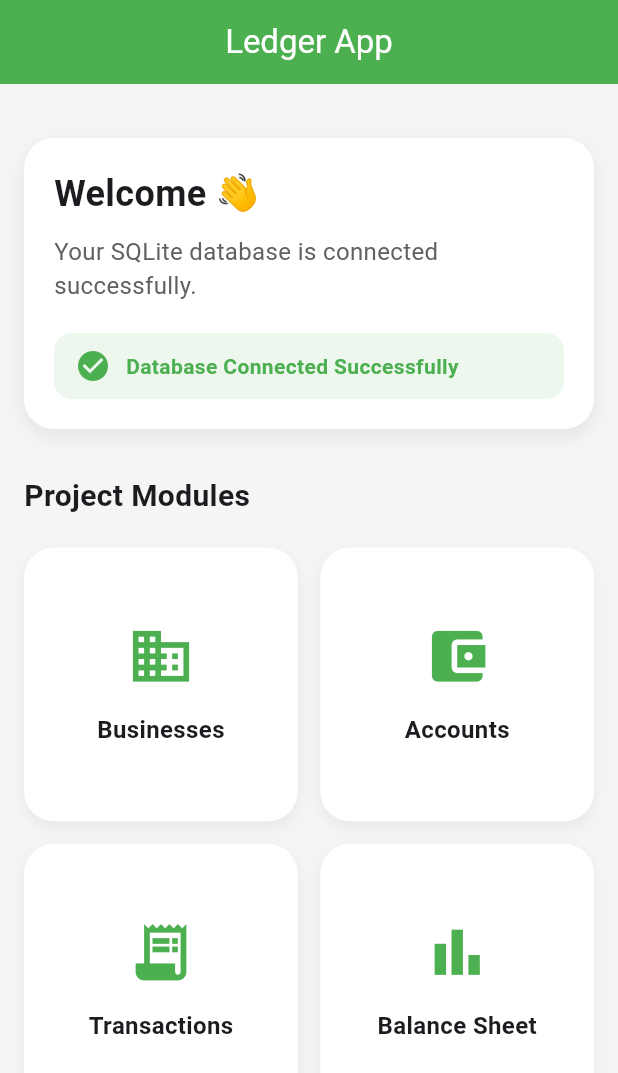
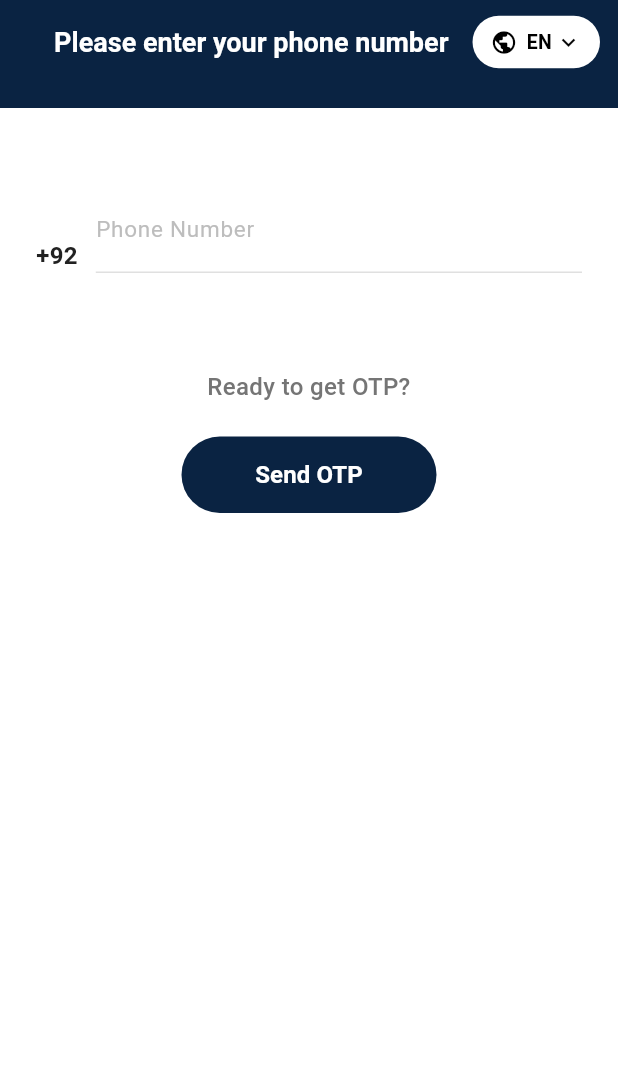
Before and after one commit to aminahnabeel/YahyaAndCo, a Flutter app: the screen it shows after launch, on a phone screen of 412 x 824 dp. Shown: the top 1073 px of the screen. Run offline on Flutter 3.47's test engine with Material 3 defaults, Android fonts, the phone set to English and light mode, and no system bars; our stand-ins replace shared_preferences, sqflite; accounts and stored records are empty.

Commit message:
otp screen + theme + appbar

```diff
--- /dev/null
+++ b/lib/appbar.dart
@@ -0,0 +1,85 @@
+import 'package:flutter/material.dart';
+
+import 'services/localization_service.dart';
+import 'theme.dart';
+
+class CustomAppBar extends StatelessWidget implements PreferredSizeWidget {
+  const CustomAppBar({super.key});
+
+  @override
+  Size get preferredSize => const Size.fromHeight(72);
+
+  @override
+  Widget build(BuildContext context) {
+    return ValueListenableBuilder<String>(
+      valueListenable: LocalizationService.instance.language,
+      builder: (context, currentLanguage, _) {
+        return AppBar(
+          backgroundColor: AppColors.primary,
+          foregroundColor: AppColors.onPrimary,
+          elevation: 0,
+          centerTitle: true,
+          title: Text(
+            LocalizationService.instance.t('enter_phone'),
+            textAlign: TextAlign.center,
+            style: const TextStyle(
+              color: Colors.white,
+              fontSize: 18,
+              fontWeight: FontWeight.w600,
+            ),
+          ),
+          actions: [
+            Padding(
+              padding: const EdgeInsets.only(right: 12),
+              child: PopupMenuButton<String>(
+                initialValue: currentLanguage,
+                onSelected: (value) {
+                  LocalizationService.instance.setLanguage(value);
+                },
+                shape: RoundedRectangleBorder(
+                  borderRadius: BorderRadius.circular(14),
+                ),
+                itemBuilder: (context) => [
+                  PopupMenuItem<String>(
+                    value: 'en',
+                    child: Text(LocalizationService.instance.t('english')),
+                  ),
+                  PopupMenuItem<String>(
+                    value: 'roman',
+                    child: Text(LocalizationService.instance.t('roman')),
+                  ),
+                ],
+                child: Container(
+                  padding: const EdgeInsets.symmetric(horizontal: 12, vertical: 8),
+                  decoration: BoxDecoration(
+                    color: Colors.white,
+                    borderRadius: BorderRadius.circular(24),
+                  ),
+                  child: Row(
+                    mainAxisSize: MainAxisSize.min,
+                    children: [
+                      const Icon(Icons.public, size: 18, color: Colors.black),
+                      const SizedBox(width: 6),
+                      Text(
+                        currentLanguage == 'en'
+                            ? LocalizationService.instance.t('english_short')
+                            : LocalizationService.instance.t('roman_short'),
+                        style: const TextStyle(
+                          color: Colors.black,
+                          fontSize: 13,
+                          fontWeight: FontWeight.w600,
+                        ),
+                      ),
+                      const SizedBox(width: 2),
+                      const Icon(Icons.keyboard_arrow_down, size: 18, color: Colors.black),
+                    ],
+                  ),
+                ),
+              ),
+            ),
+          ],
+        );
+      },
+    );
+  }
+}
--- a/lib/main.dart
+++ b/lib/main.dart
@@ -3,10 +3,12 @@ import 'dart:async';
 import 'package:flutter/material.dart';
 
 import 'db/database_helper.dart';
+import 'theme.dart';
 import 'screens/logo_screen.dart';
+import 'screens/otp_screen.dart';
+import 'services/localization_service.dart';
 
 void main() async {
-
   WidgetsFlutterBinding.ensureInitialized();
 
   unawaited(DatabaseHelper.instance.database);
@@ -15,301 +17,49 @@ void main() async {
 }
 
 class MyApp extends StatelessWidget {
-
   const MyApp({super.key});
 
   @override
   Widget build(BuildContext context) {
-
     return MaterialApp(
-
       debugShowCheckedModeBanner: false,
-
       title: 'Ledger App',
-
-      theme: ThemeData(
-
-        useMaterial3: true,
-
-        primarySwatch: Colors.green,
-
-        scaffoldBackgroundColor:
-            Colors.grey.shade100,
-      ),
-
-      home: const LogoScreen(nextScreen: HomeScreen(), duration: Duration(seconds: 3)),
+      theme: AppTheme.theme,
+      home: const LogoScreen(nextScreen: OTPScreen(), duration: Duration(seconds: 3)),
     );
   }
 }
 
-class HomeScreen extends StatelessWidget {
-
-  const HomeScreen({super.key});
+class SuccessScreen extends StatelessWidget {
+  const SuccessScreen({super.key});
 
   @override
   Widget build(BuildContext context) {
-
+    return ValueListenableBuilder<String>(
+      valueListenable: LocalizationService.instance.language,
+      builder: (context, lang, _) {
         return Scaffold(
-
-      appBar: AppBar(
-
-        elevation: 0,
-
-        centerTitle: true,
-
-        backgroundColor: Colors.green,
-
-        foregroundColor: Colors.white,
-
-        title: const Text(
-          "Ledger App",
+          backgroundColor: AppColors.scaffoldBackground,
+          body: Center(
+            child: Column(
+              mainAxisAlignment: MainAxisAlignment.center,
+              children: [
+                Icon(Icons.check_circle, size: 80, color: AppColors.primary),
+                const SizedBox(height: 24),
+                Text(
+                  LocalizationService.instance.t('phone_verified'),
+                  style: const TextStyle(fontSize: 24, fontWeight: FontWeight.bold),
                 ),
-      ),
-
-      body: Padding(
-
-        padding: const EdgeInsets.all(16),
-
-        child: Column(
-
-          crossAxisAlignment:
-              CrossAxisAlignment.start,
-
-          children: [
-
-            const SizedBox(height: 20),
-
-            Container(
-
-              width: double.infinity,
-
-              padding: const EdgeInsets.all(20),
-
-              decoration: BoxDecoration(
-
-                color: Colors.white,
-
-                borderRadius:
-                    BorderRadius.circular(20),
-
-                boxShadow: [
-
-                  BoxShadow(
-
-                    color: Colors.grey
-                        .withOpacity(0.2),
-
-                    blurRadius: 10,
-
-                    offset: const Offset(0, 5),
-                  ),
-                ],
-              ),
-
-              child: Column(
-
-                crossAxisAlignment:
-                    CrossAxisAlignment.start,
-
-                children: [
-
-                  const Text(
-
-                    "Welcome 👋",
-
-                    style: TextStyle(
-
-                      fontSize: 24,
-
-                      fontWeight:
-                          FontWeight.bold,
-                    ),
-                  ),
-
-                  const SizedBox(height: 10),
-
+                const SizedBox(height: 12),
                 Text(
-
-                    "Your SQLite database is connected successfully.",
-
-                    style: TextStyle(
-
-                      fontSize: 16,
-
-                      color: Colors.grey.shade700,
-                    ),
-                  ),
-
-                  const SizedBox(height: 20),
-
-                  Container(
-
-                    padding:
-                        const EdgeInsets.symmetric(
-
-                      horizontal: 14,
-                      vertical: 10,
-                    ),
-
-                    decoration: BoxDecoration(
-
-                      color: Colors.green
-                          .withOpacity(0.1),
-
-                      borderRadius:
-                          BorderRadius.circular(12),
-                    ),
-
-                    child: const Row(
-
-                      children: [
-
-                        Icon(
-                          Icons.check_circle,
-                          color: Colors.green,
-                        ),
-
-                        SizedBox(width: 10),
-
-                        Expanded(
-
-                          child: Text(
-
-                            "Database Connected Successfully",
-
-                            style: TextStyle(
-
-                              fontWeight:
-                                  FontWeight.w600,
-
-                              color: Colors.green,
-                            ),
-                          ),
-                        ),
-                      ],
-                    ),
-                  ),
-                ],
-              ),
-            ),
-
-            const SizedBox(height: 30),
-
-            const Text(
-
-              "Project Modules",
-
-              style: TextStyle(
-
-                fontSize: 20,
-
-                fontWeight: FontWeight.bold,
-              ),
-            ),
-
-            const SizedBox(height: 20),
-
-            Expanded(
-
-              child: GridView.count(
-
-                crossAxisCount: 2,
-
-                crossAxisSpacing: 15,
-
-                mainAxisSpacing: 15,
-
-                children: [
-
-                  buildCard(
-                    title: "Businesses",
-                    icon: Icons.business,
-                  ),
-
-                  buildCard(
-                    title: "Accounts",
-                    icon: Icons.account_balance_wallet,
-                  ),
-
-                  buildCard(
-                    title: "Transactions",
-                    icon: Icons.receipt_long,
-                  ),
-
-                  buildCard(
-                    title: "Balance Sheet",
-                    icon: Icons.bar_chart,
-                  ),
-                ],
-              ),
+                  LocalizationService.instance.t('account_ready'),
+                  style: TextStyle(fontSize: 16, color: AppColors.muted),
                 ),
               ],
             ),
           ),
         );
-  }
-
-  Widget buildCard({
-
-    required String title,
-    required IconData icon,
-
-  }) {
-
-    return Container(
-
-      decoration: BoxDecoration(
-
-        color: Colors.white,
-
-        borderRadius:
-            BorderRadius.circular(20),
-
-        boxShadow: [
-
-          BoxShadow(
-
-            color:
-                Colors.grey.withOpacity(0.15),
-
-            blurRadius: 8,
-
-            offset: const Offset(0, 4),
-          ),
-        ],
-      ),
-
-      child: Column(
-
-        mainAxisAlignment:
-            MainAxisAlignment.center,
-
-        children: [
-
-          Icon(
-
-            icon,
-
-            size: 45,
-
-            color: Colors.green,
-          ),
-
-          const SizedBox(height: 15),
-
-          Text(
-
-            title,
-
-            style: const TextStyle(
-
-              fontSize: 16,
-
-              fontWeight: FontWeight.w600,
-            ),
-          ),
-        ],
-      ),
+      },
     );
   }
 }
--- /dev/null
+++ b/lib/screens/otp_screen.dart
@@ -0,0 +1,183 @@
+import 'package:flutter/material.dart';
+import 'package:flutter/services.dart';
+import 'package:shared_preferences/shared_preferences.dart';
+
+import '../appbar.dart';
+import '../main.dart';
+import '../services/localization_service.dart';
+import '../theme.dart';
+
+class OTPScreen extends StatefulWidget {
+  const OTPScreen({super.key});
+
+  @override
+  State<OTPScreen> createState() => _OTPScreenState();
+}
+
+class _OTPScreenState extends State<OTPScreen> {
+  final TextEditingController _phoneController = TextEditingController();
+  bool _loading = false;
+
+  String _formatPhoneNumber(String value) {
+    final digits = value.replaceAll(' ', '');
+    if (digits.length <= 3) return digits;
+    return '${digits.substring(0, 3)} ${digits.substring(3)}';
+  }
+
+  bool _isValidPakistaniMobile(String value) {
+    return value.length == 10 && value.startsWith('3');
+  }
+
+  Future<void> _onSendOTP() async {
+    final phone = _phoneController.text.replaceAll(' ', '');
+    if (!_isValidPakistaniMobile(phone)) {
+      ScaffoldMessenger.of(context).showSnackBar(
+        SnackBar(content: Text(LocalizationService.instance.t('invalid_phone'))),
+      );
+      return;
+    }
+
+    setState(() => _loading = true);
+
+    final prefs = await SharedPreferences.getInstance();
+    await prefs.setBool('seen_otp', true);
+
+    if (!mounted) return;
+    Navigator.of(context).pushReplacement(
+      MaterialPageRoute<void>(builder: (_) => const SuccessScreen()),
+    );
+  }
+
+  @override
+  void dispose() {
+    _phoneController.dispose();
+    super.dispose();
+  }
+
+  @override
+  Widget build(BuildContext context) {
+    return ValueListenableBuilder<String>(
+      valueListenable: LocalizationService.instance.language,
+      builder: (context, lang, _) {
+        return Scaffold(
+          backgroundColor: AppColors.scaffoldBackground,
+          appBar: const CustomAppBar(),
+          body: SafeArea(
+            child: Padding(
+              padding: const EdgeInsets.fromLTRB(24, 36, 24, 24),
+              child: Column(
+                crossAxisAlignment: CrossAxisAlignment.stretch,
+                children: [
+                  const SizedBox(height: 26),
+                  Row(
+                    crossAxisAlignment: CrossAxisAlignment.end,
+                    children: [
+                      Text(
+                        '+92',
+                        style: TextStyle(
+                          fontSize: 16,
+                          fontWeight: FontWeight.w600,
+                          color: Colors.grey.shade900,
+                        ),
+                      ),
+                      const SizedBox(width: 12),
+                      Expanded(
+                        child: TextField(
+                          controller: _phoneController,
+                          keyboardType: TextInputType.number,
+                          inputFormatters: [
+                            FilteringTextInputFormatter.digitsOnly,
+                            LengthLimitingTextInputFormatter(10),
+                          ],
+                          onChanged: (value) {
+                            final digits = value.replaceAll(' ', '');
+                            final formatted = _formatPhoneNumber(digits);
+                            if (formatted != _phoneController.text) {
+                              _phoneController.value = TextEditingValue(
+                                text: formatted,
+                                selection: TextSelection.collapsed(offset: formatted.length),
+                              );
+                            }
+                          },
+                          decoration: InputDecoration(
+                            hintText: LocalizationService.instance.t('phone_hint'),
+                            hintStyle: TextStyle(
+                              color: Colors.grey.shade400,
+                              fontSize: 15,
+                              fontWeight: FontWeight.w400,
+                            ),
+                            border: InputBorder.none,
+                            enabledBorder: UnderlineInputBorder(
+                              borderSide: BorderSide(color: Colors.grey.shade300, width: 1),
+                            ),
+                            focusedBorder: UnderlineInputBorder(
+                              borderSide: BorderSide(color: AppColors.primary, width: 1.5),
+                            ),
+                            contentPadding: const EdgeInsets.only(bottom: 10),
+                          ),
+                          style: const TextStyle(
+                            fontSize: 16,
+                            fontWeight: FontWeight.w500,
+                            color: Colors.black87,
+                          ),
+                        ),
+                      ),
+                    ],
+                  ),
+                  const SizedBox(height: 64),
+                  Center(
+                    child: Text(
+                      LocalizationService.instance.t('ready_otp'),
+                      textAlign: TextAlign.center,
+                      style: TextStyle(
+                        fontSize: 16,
+                        fontWeight: FontWeight.w500,
+                        color: Colors.grey.shade600,
+                      ),
+                    ),
+                  ),
+                  const SizedBox(height: 22),
+                  Center(
+                    child: SizedBox(
+                      width: 170,
+                      child: ElevatedButton(
+                        onPressed: _loading ? null : _onSendOTP,
+                        style: ElevatedButton.styleFrom(
+                          backgroundColor: AppColors.primary,
+                          foregroundColor: Colors.white,
+                          elevation: 0,
+                          padding: const EdgeInsets.symmetric(vertical: 14),
+                          shape: RoundedRectangleBorder(
+                            borderRadius: BorderRadius.circular(28),
+                          ),
+                        ),
+                        child: _loading
+                            ? SizedBox(
+                                height: 18,
+                                width: 18,
+                                child: CircularProgressIndicator(
+                                  color: AppColors.onPrimary,
+                                  strokeWidth: 2,
+                                ),
+                              )
+                            : Text(
+                                LocalizationService.instance.t('send_otp'),
+                                style: const TextStyle(
+                                  fontSize: 16,
+                                  fontWeight: FontWeight.w600,
+                                  color: Colors.white,
+                                ),
+                              ),
+                      ),
+                    ),
+                  ),
+                  const Spacer(),
+                ],
+              ),
+            ),
+          ),
+        );
+      },
+    );
+  }
+}
--- /dev/null
+++ b/lib/services/localization_service.dart
@@ -0,0 +1,54 @@
+import 'package:flutter/foundation.dart';
+
+class LocalizationService {
+  LocalizationService._private();
+
+  static final LocalizationService instance = LocalizationService._private();
+
+  final ValueNotifier<String> language = ValueNotifier<String>('en');
+
+  static const supported = ['en', 'roman'];
+
+  final Map<String, Map<String, String>> _t = {
+    'en': {
+      'title': 'Ledger App',
+      'enter_phone': 'Please enter your phone number',
+      'phone_hint': 'Phone Number',
+      'send_otp': 'Send OTP',
+      'ready_otp': 'Ready to get OTP?',
+      'invalid_phone': 'Please enter a valid 10-digit mobile number',
+      'select_language': 'Language',
+      'english': 'English',
+      'roman': 'Roman Urdu',
+      'english_short': 'EN',
+      'roman_short': 'UR',
+      'phone_verified': 'Phone Verified!',
+      'account_ready': 'Your account is ready',
+    },
+    'roman': {
+      'title': 'Ledger App',
+      'enter_phone': 'Aapna phone number darj karen',
+      'phone_hint': 'Phone Number',
+      'send_otp': 'OTP Bhejain',
+      'ready_otp': 'OTP lenay ke liye tayyar hain?',
+      'invalid_phone': 'Baraye mehrbani sahih 10 digit wala mobile number darj karen',
+      'select_language': 'Zuban',
+      'english': 'English',
+      'roman': 'Roman Urdu',
+      'english_short': 'EN',
+      'roman_short': 'UR',
+      'phone_verified': 'Phone Verified!',
+      'account_ready': 'Aapka account tayyar ho gya',
+    }
+  };
+
+  String t(String key) {
+    final lang = language.value;
+    return _t[lang]?[key] ?? key;
+  }
+
+  void setLanguage(String lang) {
+    if (!supported.contains(lang)) return;
+    language.value = lang;
+  }
+}
--- /dev/null
+++ b/lib/theme.dart
@@ -0,0 +1,42 @@
+import 'package:flutter/material.dart';
+
+class AppColors {
+  AppColors._();
+
+  static const Color primary = Color(0xFF0A2342); // dark navy
+  static const Color onPrimary = Colors.white;
+  static const Color scaffoldBackground = Colors.white;
+  static const Color surface = Colors.white;
+  static const Color muted = Color(0xFF6B7280);
+}
+
+class AppTheme {
+  static ThemeData get theme {
+    return ThemeData(
+      useMaterial3: true,
+      scaffoldBackgroundColor: AppColors.scaffoldBackground,
+      primaryColor: AppColors.primary,
+      colorScheme: ColorScheme.fromSeed(
+        seedColor: AppColors.primary,
+        primary: AppColors.primary,
+        background: AppColors.scaffoldBackground,
+        surface: AppColors.surface,
+        onPrimary: AppColors.onPrimary,
+      ),
+      appBarTheme: const AppBarTheme(
+        backgroundColor: AppColors.primary,
+        foregroundColor: AppColors.onPrimary,
+        elevation: 0,
+        centerTitle: true,
+      ),
+      elevatedButtonTheme: ElevatedButtonThemeData(
+        style: ElevatedButton.styleFrom(
+          backgroundColor: AppColors.primary,
+          foregroundColor: AppColors.onPrimary,
+          shape: RoundedRectangleBorder(borderRadius: BorderRadius.circular(12)),
+          padding: const EdgeInsets.symmetric(vertical: 14),
+        ),
+      ),
+    );
+  }
+}
--- a/pubspec.yaml
+++ b/pubspec.yaml
@@ -37,6 +37,7 @@ dependencies:
   path: ^1.9.0
   provider: ^6.1.2
   intl: ^0.19.0
+  shared_preferences: ^2.2.0
 
 dev_dependencies:
   flutter_test:
```
Also changed, not shown: pubspec.lock, 1 other file. Lines whose indentation alone changed are shown as unchanged.
